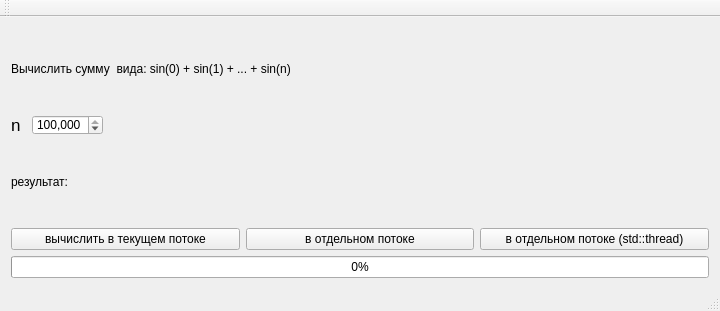
Old version of the form examples/example_qthread/mainwindow.ui in the repository ivtipm/ProcessCalculus.
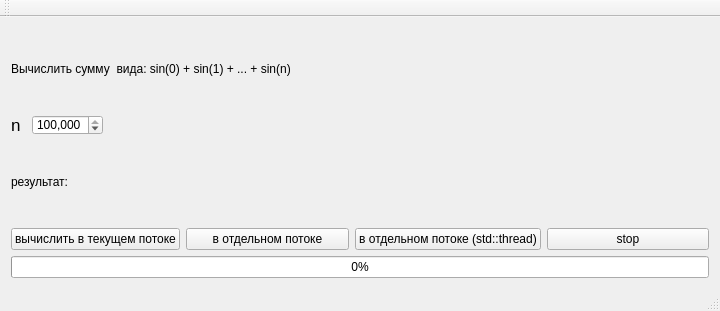
New version of the form.

The edit to the form file:
```diff
--- a/examples/example_qthread/mainwindow.ui
+++ b/examples/example_qthread/mainwindow.ui
@@ -153,6 +153,13 @@
         </property>
        </widget>
       </item>
+      <item>
+       <widget class="QPushButton" name="pushButton_stop">
+        <property name="text">
+         <string>stop</string>
+        </property>
+       </widget>
+      </item>
      </layout>
     </item>
     <item>
```
Left out of the diff: 2 changed lines with no effect on the pictures.
